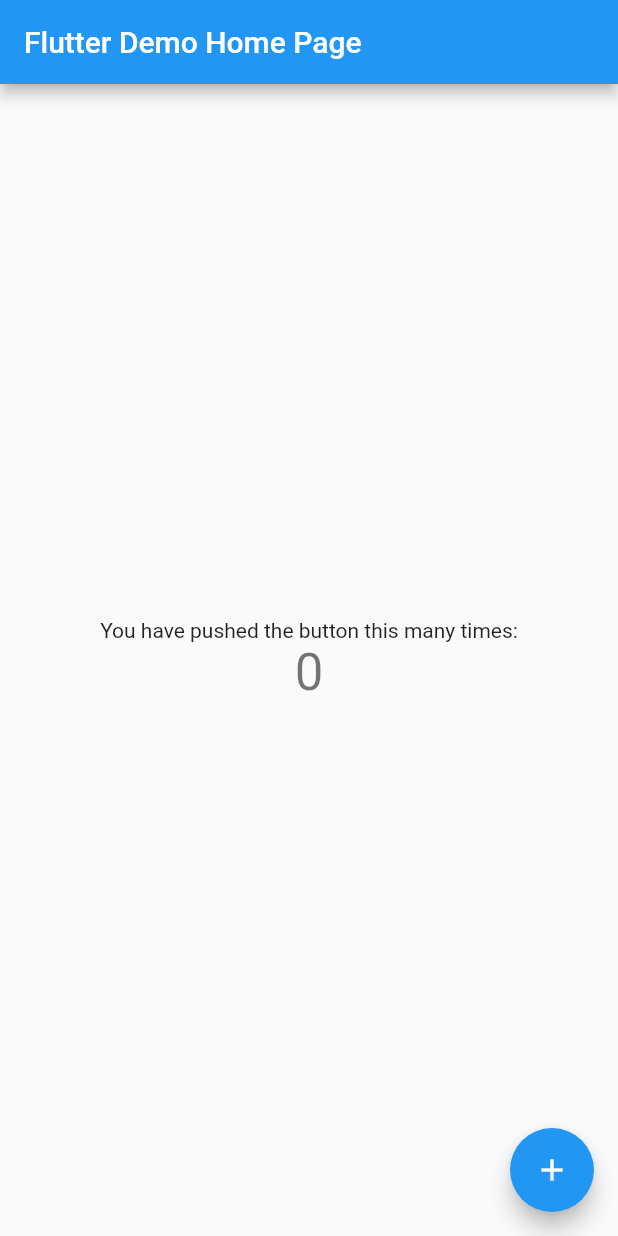
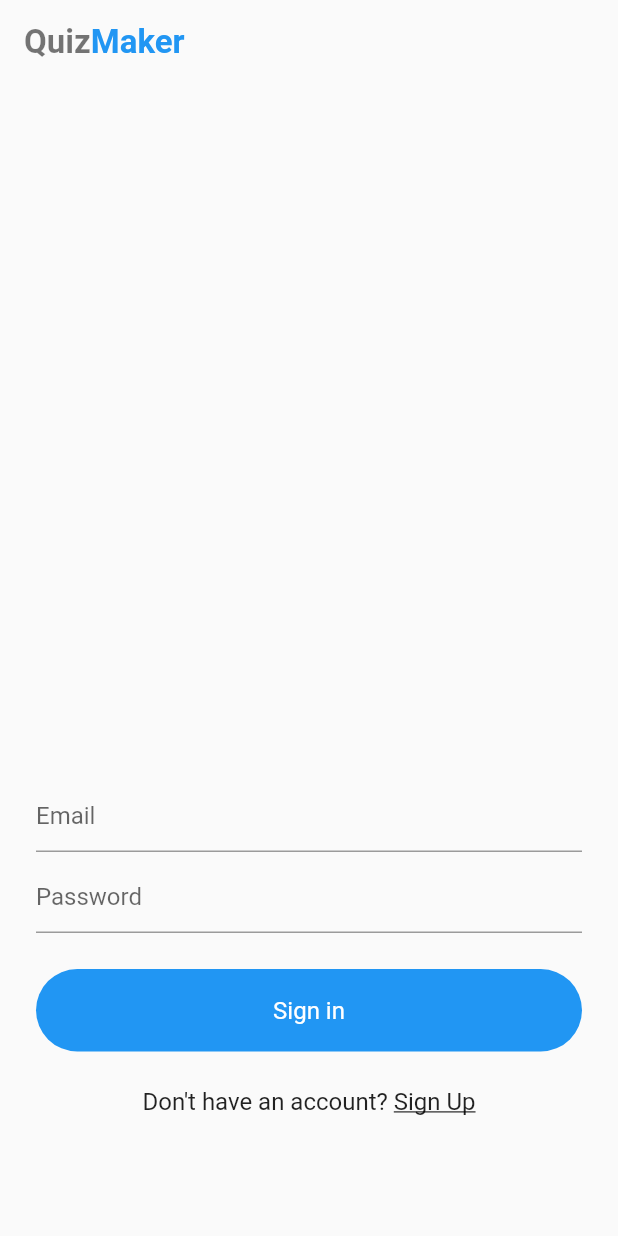
Before and after one commit to gfyre/quizmaker, a Flutter app: the screen it shows after launch, on a phone screen of 412 x 824 dp. Run offline on Flutter 3.47's test engine with Material 2 defaults, Android fonts, the phone set to English and light mode, and no system bars.

Commit message:
Frontend implementation of SignIn and SignUp

```diff
--- a/lib/main.dart
+++ b/lib/main.dart
@@ -1,4 +1,6 @@
 import 'package:flutter/material.dart';
+
+import './views/signin.dart';
 
 void main() {
   runApp(MyApp());
@@ -9,110 +11,13 @@ class MyApp extends StatelessWidget {
   @override
   Widget build(BuildContext context) {
     return MaterialApp(
+      debugShowCheckedModeBanner: false,
       title: 'Flutter Demo',
       theme: ThemeData(
-
-        // This is the theme of your application.
-        //
-        // Try running your application with "flutter run". You'll see the
-        // application has a blue toolbar. Then, without quitting the app, try
-        // changing the primarySwatch below to Colors.green and then invoke
-        // "hot reload" (press "r" in the console where you ran "flutter run",
-        // or simply save your changes to "hot reload" in a Flutter IDE).
-        // Notice that the counter didn't reset back to zero; the application
-        // is not restarted.
         primarySwatch: Colors.blue,
-        // This makes the visual density adapt to the platform that you run
-        // the app on. For desktop platforms, the controls will be smaller and
-        // closer together (more dense) than on mobile platforms.
         visualDensity: VisualDensity.adaptivePlatformDensity,
       ),
-      home: MyHomePage(title: 'Flutter Demo Home Page'),
+      home: SignIn(),
     );
   }
 }
-
-class MyHomePage extends StatefulWidget {
-  MyHomePage({Key key, this.title}) : super(key: key);
-
-  // This widget is the home page of your application. It is stateful, meaning
-  // that it has a State object (defined below) that contains fields that affect
-  // how it looks.
-
-  // This class is the configuration for the state. It holds the values (in this
-  // case the title) provided by the parent (in this case the App widget) and
-  // used by the build method of the State. Fields in a Widget subclass are
-  // always marked "final".
-
-  final String title;
-
-  @override
-  _MyHomePageState createState() => _MyHomePageState();
-}
-
-class _MyHomePageState extends State<MyHomePage> {
-  int _counter = 0;
-
-  void _incrementCounter() {
-    setState(() {
-      // This call to setState tells the Flutter framework that something has
-      // changed in this State, which causes it to rerun the build method below
-      // so that the display can reflect the updated values. If we changed
-      // _counter without calling setState(), then the build method would not be
-      // called again, and so nothing would appear to happen.
-      _counter++;
-    });
-  }
-
-  @override
-  Widget build(BuildContext context) {
-    // This method is rerun every time setState is called, for instance as done
-    // by the _incrementCounter method above.
-    //
-    // The Flutter framework has been optimized to make rerunning build methods
-    // fast, so that you can just rebuild anything that needs updating rather
-    // than having to individually change instances of widgets.
-    return Scaffold(
-      appBar: AppBar(
-        // Here we take the value from the MyHomePage object that was created by
-        // the App.build method, and use it to set our appbar title.
-        title: Text(widget.title),
-      ),
-      body: Center(
-        // Center is a layout widget. It takes a single child and positions it
-        // in the middle of the parent.
-        child: Column(
-          // Column is also a layout widget. It takes a list of children and
-          // arranges them vertically. By default, it sizes itself to fit its
-          // children horizontally, and tries to be as tall as its parent.
-          //
-          // Invoke "debug painting" (press "p" in the console, choose the
-          // "Toggle Debug Paint" action from the Flutter Inspector in Android
-          // Studio, or the "Toggle Debug Paint" command in Visual Studio Code)
-          // to see the wireframe for each widget.
-          //
-          // Column has various properties to control how it sizes itself and
-          // how it positions its children. Here we use mainAxisAlignment to
-          // center the children vertically; the main axis here is the vertical
-          // axis because Columns are vertical (the cross axis would be
-          // horizontal).
-          mainAxisAlignment: MainAxisAlignment.center,
-          children: <Widget>[
-            Text(
-              'You have pushed the button this many times:',
-            ),
-            Text(
-              '$_counter',
-              style: Theme.of(context).textTheme.headline4,
-            ),
-          ],
-        ),
-      ),
-      floatingActionButton: FloatingActionButton(
-        onPressed: _incrementCounter,
-        tooltip: 'Increment',
-        child: Icon(Icons.add),
-      ), // This trailing comma makes auto-formatting nicer for build methods.
-    );
-  }
-}
--- /dev/null
+++ b/lib/views/signin.dart
@@ -0,0 +1,107 @@
+import 'package:flutter/material.dart';
+import '../widgets/widgets.dart';
+import 'signup.dart';
+
+class SignIn extends StatefulWidget {
+  @override
+  _SignInState createState() => _SignInState();
+}
+
+class _SignInState extends State<SignIn> {
+  final _formKey = GlobalKey<FormState>();
+  String email, password;
+  @override
+  Widget build(BuildContext context) {
+    return Scaffold(
+      appBar: AppBar(
+        title: appBar(context),
+        backgroundColor: Colors.transparent,
+        elevation: 0,
+        brightness: Brightness.light,
+      ),
+      body: Form(
+        key: _formKey,
+        child: Container(
+          margin: EdgeInsets.symmetric(horizontal: 24),
+          child: Column(
+            children: [
+              Spacer(),
+              TextFormField(
+                validator: (value) {
+                  return value.isEmpty ? "Enter a valid email" : null;
+                },
+                decoration: InputDecoration(
+                  hintText: "Email",
+                ),
+                onChanged: (value) {
+                  email = value;
+                },
+              ),
+              SizedBox(
+                height: 6,
+              ),
+              TextFormField(
+                validator: (value) {
+                  return value.isEmpty ? "Enter a valid password" : null;
+                },
+                decoration: InputDecoration(
+                  hintText: "Password",
+                ),
+                onChanged: (value) {
+                  password = value;
+                },
+              ),
+              SizedBox(
+                height: 24,
+              ),
+              Container(
+                padding: EdgeInsets.symmetric(vertical: 18),
+                decoration: BoxDecoration(
+                  color: Colors.blue,
+                  borderRadius: BorderRadius.circular(30),
+                ),
+                width: MediaQuery.of(context).size.width - 48,
+                alignment: Alignment.center,
+                child: Text(
+                  "Sign in",
+                  style: TextStyle(
+                    color: Colors.white,
+                    fontSize: 16,
+                  ),
+                ),
+              ),
+              SizedBox(
+                height: 24,
+              ),
+              Row(
+                mainAxisAlignment: MainAxisAlignment.center,
+                children: [
+                  Text(
+                    "Don't have an account? ",
+                    style: TextStyle(fontSize: 16),
+                  ),
+                  GestureDetector(
+                    onTap: () {
+                      Navigator.pushReplacement(
+                        context,
+                        MaterialPageRoute(
+                          builder: (context) => SignUp(),
+                        ),
+                      );
+                    },
+                    child: Text(
+                      "Sign Up",
+                      style: TextStyle(
+                          fontSize: 16, decoration: TextDecoration.underline),
+                    ),
+                  ),
+                ],
+              ),
+              SizedBox(height: 80),
+            ],
+          ),
+        ),
+      ),
+    );
+  }
+}
--- /dev/null
+++ b/lib/widgets/widgets.dart
@@ -0,0 +1,15 @@
+import 'package:flutter/material.dart';
+
+Widget appBar(BuildContext context) {
+  return RichText(
+    text: TextSpan(
+      style: TextStyle(
+        fontSize: 22,
+      ),
+      children: <TextSpan>[
+        TextSpan(text: 'Quiz', style: TextStyle(fontWeight: FontWeight.w600, color: Colors.black54)),
+        TextSpan(text: 'Maker ', style: TextStyle(fontWeight: FontWeight.w600, color: Colors.blue)),
+      ],
+    ),
+  );
+}
```
Also changed, not shown: lib/views/signup.dart (added, +121 -0 lines), lib/views/authenticate.dart (added), lib/views/home.dart (added).
